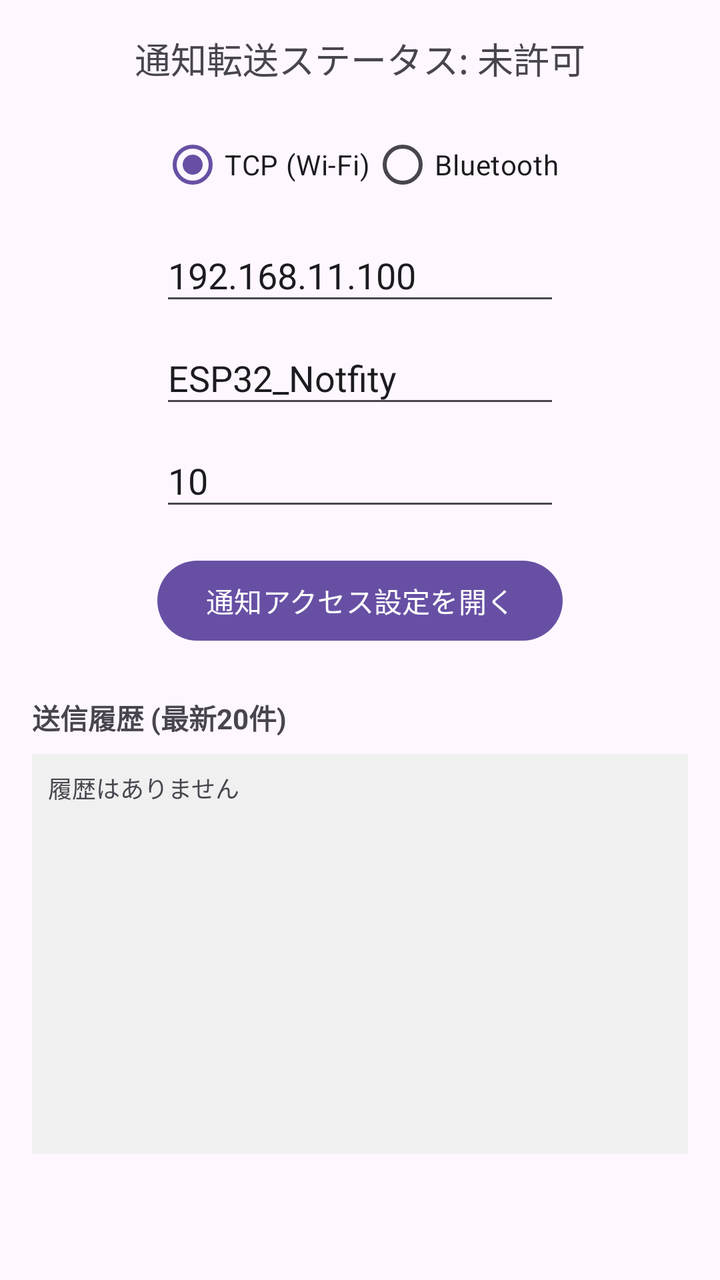
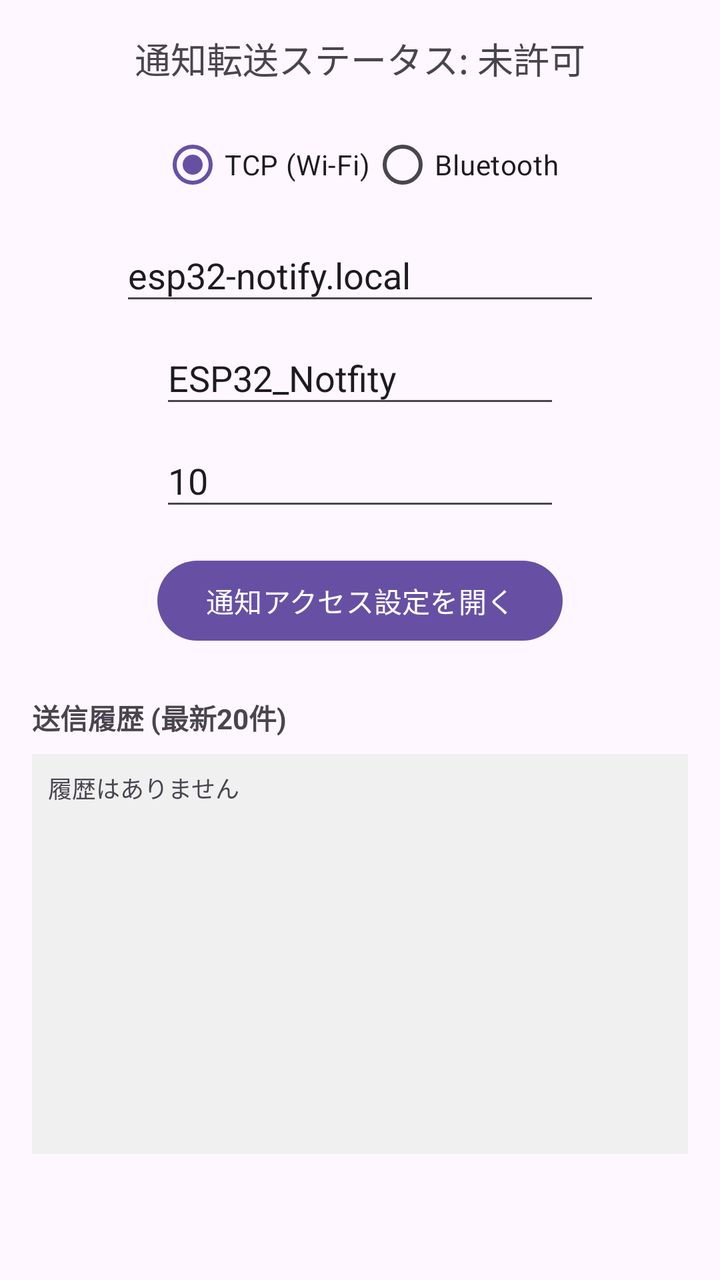

Before-and-after screenshots of an Android layout around one commit, followed by the original layout XML and the change that was made.
<!-- AndroidManifest.xml: application theme Theme.AndroidNotifytoESP32 -->
<!-- res/layout/fragment_first.xml -->
<?xml version="1.0" encoding="utf-8"?>
<androidx.core.widget.NestedScrollView xmlns:android="http://schemas.android.com/apk/res/android"
    xmlns:app="http://schemas.android.com/apk/res-auto"
    xmlns:tools="http://schemas.android.com/tools"
    android:layout_width="match_parent"
    android:layout_height="match_parent"
    tools:context=".FirstFragment">

    <androidx.constraintlayout.widget.ConstraintLayout
        android:layout_width="match_parent"
        android:layout_height="match_parent"
        android:padding="16dp">

        <TextView
            android:id="@+id/textview_status"
            android:layout_width="wrap_content"
            android:layout_height="wrap_content"
            android:text="通知転送ステータス: 未許可"
            android:textSize="18sp"
            app:layout_constraintBottom_toTopOf="@id/radioGroup_mode"
            app:layout_constraintEnd_toEndOf="parent"
            app:layout_constraintStart_toStartOf="parent"
            app:layout_constraintTop_toTopOf="parent"
            app:layout_constraintVertical_chainStyle="packed" />

        <RadioGroup
            android:id="@+id/radioGroup_mode"
            android:layout_width="wrap_content"
            android:layout_height="wrap_content"
            android:layout_marginTop="16dp"
            android:orientation="horizontal"
            app:layout_constraintBottom_toTopOf="@id/editText_ip"
            app:layout_constraintEnd_toEndOf="parent"
            app:layout_constraintStart_toStartOf="parent"
            app:layout_constraintTop_toBottomOf="@id/textview_status">

            <RadioButton
                android:id="@+id/radioButton_tcp"
                android:layout_width="wrap_content"
                android:layout_height="wrap_content"
                android:checked="true"
                android:text="TCP (Wi-Fi)" />

            <RadioButton
                android:id="@+id/radioButton_bt"
                android:layout_width="wrap_content"
                android:layout_height="wrap_content"
                android:text="Bluetooth" />
        </RadioGroup>

        <EditText
            android:id="@+id/editText_ip"
            android:layout_width="200dp"
            android:layout_height="wrap_content"
            android:layout_marginTop="8dp"
            android:hint="ESP32 IP (TCP用)"
            android:inputType="text"
            android:text="192.168.11.100"
            app:layout_constraintBottom_toTopOf="@id/editText_bt_name"
            app:layout_constraintEnd_toEndOf="parent"
            app:layout_constraintStart_toStartOf="parent"
            app:layout_constraintTop_toBottomOf="@id/radioGroup_mode" />

        <EditText
            android:id="@+id/editText_bt_name"
            android:layout_width="200dp"
            android:layout_height="wrap_content"
            android:layout_marginTop="8dp"
            android:hint="Bluetooth デバイス名"
            android:inputType="text"
            android:text="ESP32_Notfity"
            app:layout_constraintBottom_toTopOf="@id/editText_duration"
            app:layout_constraintEnd_toEndOf="parent"
            app:layout_constraintStart_toStartOf="parent"
            app:layout_constraintTop_toBottomOf="@id/editText_ip" />

        <EditText
            android:id="@+id/editText_duration"
            android:layout_width="200dp"
            android:layout_height="wrap_content"
            android:layout_marginTop="8dp"
            android:hint="表示時間(秒) 0:永久, Max:300"
            android:inputType="number"
            android:text="10"
            app:layout_constraintBottom_toTopOf="@id/button_settings"
            app:layout_constraintEnd_toEndOf="parent"
            app:layout_constraintStart_toStartOf="parent"
            app:layout_constraintTop_toBottomOf="@id/editText_bt_name" />

        <Button
            android:id="@+id/button_settings"
            android:layout_width="wrap_content"
            android:layout_height="wrap_content"
            android:layout_marginTop="16dp"
            android:text="通知アクセス設定を開く"
            app:layout_constraintBottom_toTopOf="@id/textView_history_title"
            app:layout_constraintEnd_toEndOf="parent"
            app:layout_constraintStart_toStartOf="parent"
            app:layout_constraintTop_toBottomOf="@id/editText_duration" />

        <TextView
            android:id="@+id/textView_history_title"
            android:layout_width="wrap_content"
            android:layout_height="wrap_content"
            android:layout_marginTop="24dp"
            android:text="送信履歴 (最新20件)"
            android:textStyle="bold"
            app:layout_constraintBottom_toTopOf="@id/scrollView_history"
            app:layout_constraintStart_toStartOf="parent"
            app:layout_constraintTop_toBottomOf="@id/button_settings" />

        <androidx.core.widget.NestedScrollView
            android:id="@+id/scrollView_history"
            android:layout_width="match_parent"
            android:layout_height="200dp"
            android:layout_marginTop="8dp"
            android:background="#F0F0F0"
            android:padding="8dp"
            app:layout_constraintBottom_toBottomOf="parent"
            app:layout_constraintEnd_toEndOf="parent"
            app:layout_constraintStart_toStartOf="parent"
            app:layout_constraintTop_toBottomOf="@id/textView_history_title">

            <TextView
                android:id="@+id/textView_history"
                android:layout_width="match_parent"
                android:layout_height="wrap_content"
                android:fontFamily="monospace"
                android:text="履歴はありません"
                android:textSize="12sp" />
        </androidx.core.widget.NestedScrollView>
    </androidx.constraintlayout.widget.ConstraintLayout>
</androidx.core.widget.NestedScrollView>
<!-- resources referenced by this layout -->
<resources>
  <style name="Theme.AndroidNotifytoESP32" parent="Base.Theme.AndroidNotifytoESP32" />
  <style name="Base.Theme.AndroidNotifytoESP32" parent="Theme.Material3.DayNight.NoActionBar">
          
          
      </style>
</resources>

<!-- the commit's change to res/layout/fragment_first.xml (unified diff, before → after) -->
@@ -50,12 +50,12 @@
 
         <EditText
             android:id="@+id/editText_ip"
-            android:layout_width="200dp"
+            android:layout_width="240dp"
             android:layout_height="wrap_content"
             android:layout_marginTop="8dp"
-            android:hint="ESP32 IP (TCP用)"
+            android:hint="ESP32 IP/ホスト名 (TCP用)"
             android:inputType="text"
-            android:text="192.168.11.100"
+            android:text="esp32-notify.local"
             app:layout_constraintBottom_toTopOf="@id/editText_bt_name"
             app:layout_constraintEnd_toEndOf="parent"
             app:layout_constraintStart_toStartOf="parent"
